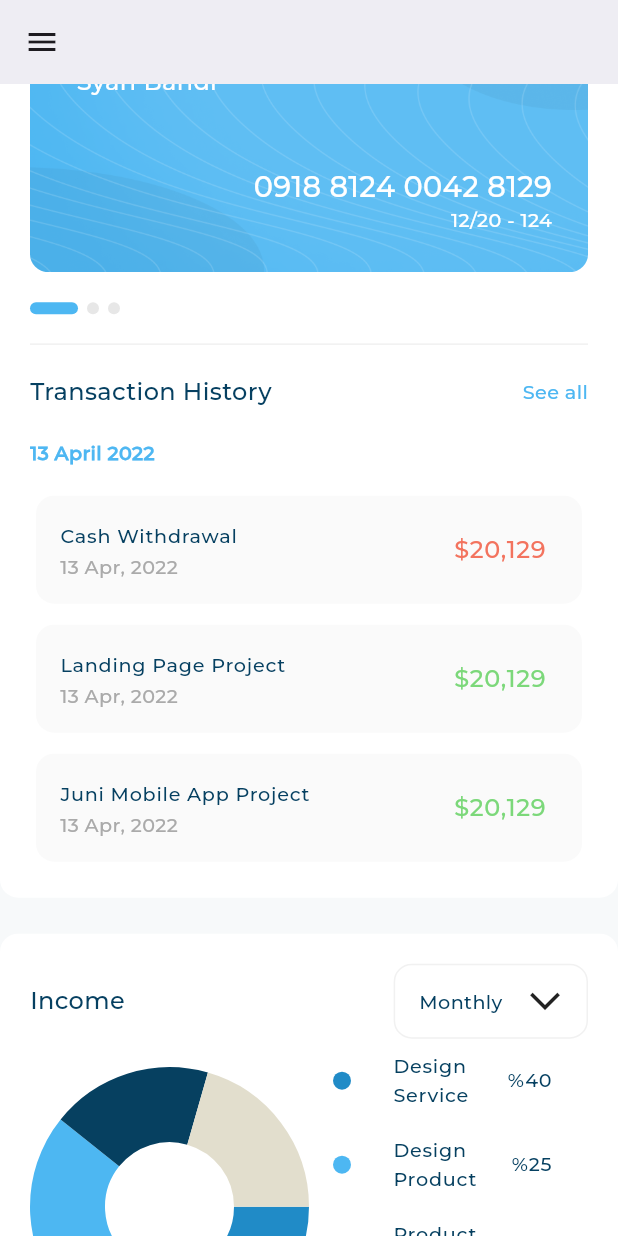
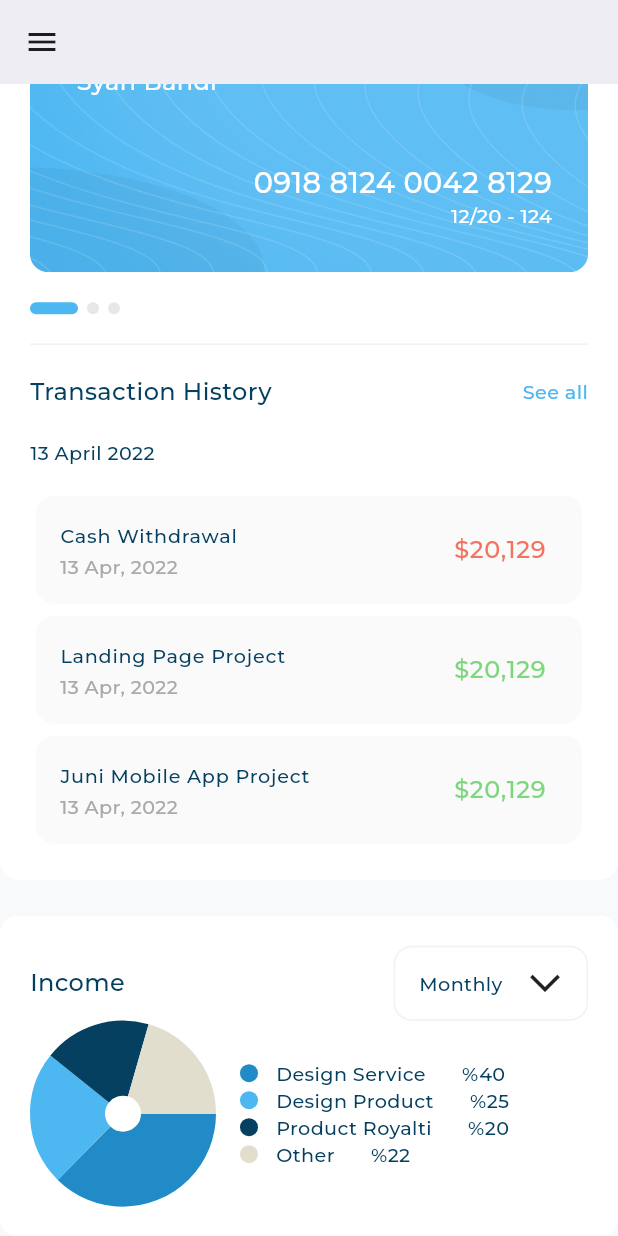
Before and after one commit to MahmoudALBndkji/Flutter-Responsive-Dashboard, a Flutter app: the screen it shows after launch, scrolled down 1116 dp, on a phone screen of 412 x 824 dp. Run offline on Flutter 3.47's test engine with Material 3 defaults, Android fonts, the phone set to English and light mode, and no system bars; drawn by our look-alikes of expandable_page_view, fl_chart; our stand-ins replace flutter_svg; project files that could hold a hidden picture were left out.

Commit message:
Complete Build UI Dektop Layout

```diff
--- a/lib/utils/app_styles.dart
+++ b/lib/utils/app_styles.dart
@@ -106,6 +106,7 @@ double getResponsiveFontSize(context, {required double fontSize}) {
 }
 
 double getScaleFactor(context) {
+  // ? Way To Get Width Screen Insted Of Media Query
   // var dispatcher = PlatformDispatcher.instance;
   // var physicalWidth = dispatcher.views.first.physicalSize.width;
   // var devicePixelRatio = dispatcher.views.first.devicePixelRatio;
--- a/lib/views/adaptive_layout.dart
+++ b/lib/views/adaptive_layout.dart
@@ -1,4 +1,5 @@
 import 'package:flutter/material.dart';
+import 'package:flutter_responsive_dashboard/utils/size_config.dart';
 
 class AdaptiveLayout extends StatelessWidget {
   const AdaptiveLayout({
@@ -14,9 +15,9 @@ class AdaptiveLayout extends StatelessWidget {
   Widget build(BuildContext context) {
     return LayoutBuilder(
       builder: (context, constraints) {
-        if (constraints.maxWidth < 800) {
+        if (constraints.maxWidth < SizeConfig.tablet) {
           return mobileLayout(context);
-        } else if (constraints.maxWidth < 1200) {
+        } else if (constraints.maxWidth < SizeConfig.desktop) {
           return tableLayout(context);
         } else {
           return desktopLayout(context);
--- a/lib/views/dashboard_view.dart
+++ b/lib/views/dashboard_view.dart
@@ -1,4 +1,5 @@
 import 'package:flutter/material.dart';
+import 'package:flutter_responsive_dashboard/utils/size_config.dart';
 import 'package:flutter_responsive_dashboard/views/adaptive_layout.dart';
 import 'package:flutter_responsive_dashboard/widgets/dashboard_desktop_layout.dart';
 import 'package:flutter_responsive_dashboard/widgets/dashboard_mobile_layout.dart';
@@ -18,7 +19,7 @@ class _DashboardViewState extends State<DashboardView> {
   Widget build(BuildContext context) {
     return Scaffold(
       key: scaffoldKey,
-      appBar: MediaQuery.sizeOf(context).width < 800
+      appBar: MediaQuery.sizeOf(context).width < SizeConfig.tablet
           ? AppBar(
               elevation: 0.0,
               backgroundColor: const Color(0xFFFAFAFA),
@@ -30,7 +31,7 @@ class _DashboardViewState extends State<DashboardView> {
           : null,
       backgroundColor: const Color(0xFFF7F9FA),
       drawer:
-          MediaQuery.sizeOf(context).width < 800 ? const CustomDrawer() : null,
+          MediaQuery.sizeOf(context).width < SizeConfig.tablet ? const CustomDrawer() : null,
       body: AdaptiveLayout(
         mobileLayout: (context) => const DashboardMobileLayout(),
         tableLayout: (context) => const DashboardTabletLayout(),
--- a/lib/widgets/income-section/income_details.dart
+++ b/lib/widgets/income-section/income_details.dart
@@ -28,11 +28,11 @@ class IncomeDetails extends StatelessWidget {
   ];
   @override
   Widget build(BuildContext context) {
-    return ListView.builder(
-      shrinkWrap: true,
-      itemCount: items.length,
-      itemBuilder: (context, index) =>
-          IncomeItemDetails(itemDetailsModel: items[index]),
+    return Column(
+      crossAxisAlignment: CrossAxisAlignment.start,
+      children: items
+          .map((item) => IncomeItemDetails(itemDetailsModel: item))
+          .toList(),
     );
   }
 }
--- a/lib/widgets/income-section/income_item_details.dart
+++ b/lib/widgets/income-section/income_item_details.dart
@@ -7,8 +7,13 @@ class IncomeItemDetails extends StatelessWidget {
   final IncomeItemDetailsModel itemDetailsModel;
   @override
   Widget build(BuildContext context) {
-    return ListTile(
-      leading: Container(
+    return Padding(
+      padding: const EdgeInsets.only(left: 16.0),
+      child: FittedBox(
+        fit: BoxFit.scaleDown,
+        child: Row(
+          children: [
+            Container(
               width: 12.0,
               height: 12.0,
               decoration: ShapeDecoration(
@@ -16,13 +21,18 @@ class IncomeItemDetails extends StatelessWidget {
                 shape: const OvalBorder(),
               ),
             ),
-      title: Text(
+            const SizedBox(width: 12.0),
+            Text(
               itemDetailsModel.title,
               style: AppStyles.styleRegular16(context),
             ),
-      trailing: Text(
+            const SizedBox(width: 24.0),
+            Text(
               itemDetailsModel.value,
               style: AppStyles.styleMedium16(context),
+            ),
+          ],
+        ),
       ),
     );
   }
--- a/lib/widgets/income-section/income_section.dart
+++ b/lib/widgets/income-section/income_section.dart
@@ -1,6 +1,5 @@
 import 'package:flutter/material.dart';
-import 'package:flutter_responsive_dashboard/widgets/income-section/income_chart.dart';
-import 'package:flutter_responsive_dashboard/widgets/income-section/income_details.dart';
+import 'package:flutter_responsive_dashboard/widgets/income-section/income_section_body.dart';
 import 'package:flutter_responsive_dashboard/widgets/income-section/income_section_header.dart';
 import 'package:flutter_responsive_dashboard/widgets/shared/custom_background_container.dart';
 
@@ -13,13 +12,7 @@ class IncomeSection extends StatelessWidget {
       child: Column(
         children: [
           IncomeSectionHeader(),
-          Row(
-            crossAxisAlignment: CrossAxisAlignment.center,
-            children: [
-              Expanded(child: IncomeChart()),
-              Expanded(child: IncomeDetails()),
-            ],
-          ),
+          IncomeSectionBody(),
         ],
       ),
     );
--- /dev/null
+++ b/lib/widgets/income-section/income_section_body.dart
@@ -0,0 +1,28 @@
+import 'package:flutter/material.dart';
+import 'package:flutter_responsive_dashboard/utils/size_config.dart';
+import 'package:flutter_responsive_dashboard/widgets/income-section/detailed_income_chart.dart';
+import 'package:flutter_responsive_dashboard/widgets/income-section/income_chart.dart';
+import 'package:flutter_responsive_dashboard/widgets/income-section/income_details.dart';
+
+class IncomeSectionBody extends StatelessWidget {
+  const IncomeSectionBody({super.key});
+
+  @override
+  Widget build(BuildContext context) {
+    double width = MediaQuery.sizeOf(context).width;
+
+    return width >= SizeConfig.desktop && width < 1750
+        ? const Expanded(
+            child: Padding(
+            padding: EdgeInsets.all(16.0),
+            child: DetailedIncomeChart(),
+          ))
+        : const Row(
+            crossAxisAlignment: CrossAxisAlignment.center,
+            children: [
+              Expanded(child: IncomeChart()),
+              Expanded(flex: 2, child: IncomeDetails()),
+            ],
+          );
+  }
+}
--- a/lib/widgets/my-cards-section/my_card.dart
+++ b/lib/widgets/my-cards-section/my_card.dart
@@ -60,7 +60,7 @@ class MyCard extends StatelessWidget {
                 ],
               ),
             ),
-            const SizedBox(height: 26),
+            Flexible(child: const SizedBox(height: 26)),
           ],
         ),
       ),
--- a/lib/widgets/transaction-history-section/transaction_history.dart
+++ b/lib/widgets/transaction-history-section/transaction_history.dart
@@ -15,7 +15,7 @@ class TransactionHistory extends StatelessWidget {
         const SizedBox(height: 20.0),
         Text(
           '13 April 2022',
-          style: AppStyles.styleBold16(context),
+          style: AppStyles.styleMedium16(context),
         ),
         const SizedBox(height: 16.0),
         const TransactionHistoryListView(),
--- a/lib/widgets/transaction-history-section/transaction_history_list_view.dart
+++ b/lib/widgets/transaction-history-section/transaction_history_list_view.dart
@@ -27,12 +27,10 @@ class TransactionHistoryListView extends StatelessWidget {
 
   @override
   Widget build(BuildContext context) {
-    return ListView.separated(
-      separatorBuilder: (context, index) => const SizedBox(height: 6.0),
-      shrinkWrap: true,
-      itemBuilder: (context, index) =>
-          TransactionHistoryItem(transactionModel: items[index]),
-      itemCount: items.length,
+    return Column(
+      children: items
+          .map((item) => TransactionHistoryItem(transactionModel: item))
+          .toList(),
     );
   }
 }
```
Also changed, not shown: lib/utils/size_config.dart (+6 -6 lines), lib/widgets/all-expensess-and-quick-invoice-section/all_expensess_and_quick_invoice_section.dart (+6 -8 lines), lib/widgets/dashboard_desktop_layout.dart (+14 -2 lines), lib/widgets/income-section/detailed_income_chart.dart (added, +74 -0 lines). Lines whose indentation alone changed are shown as unchanged.
